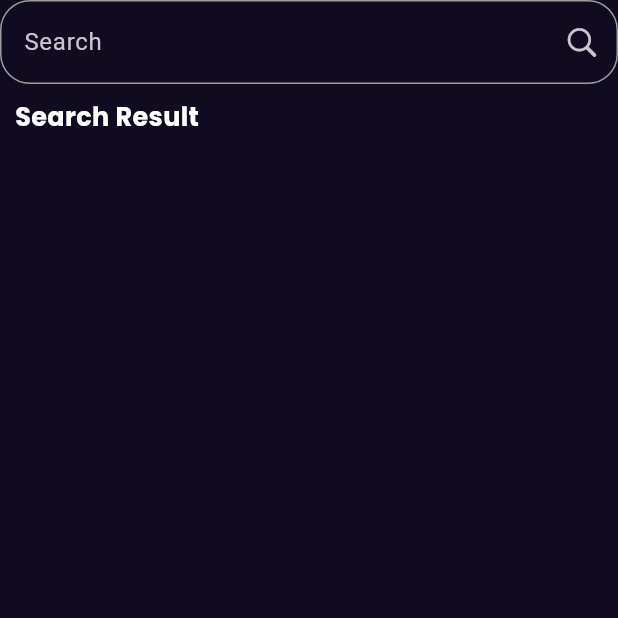
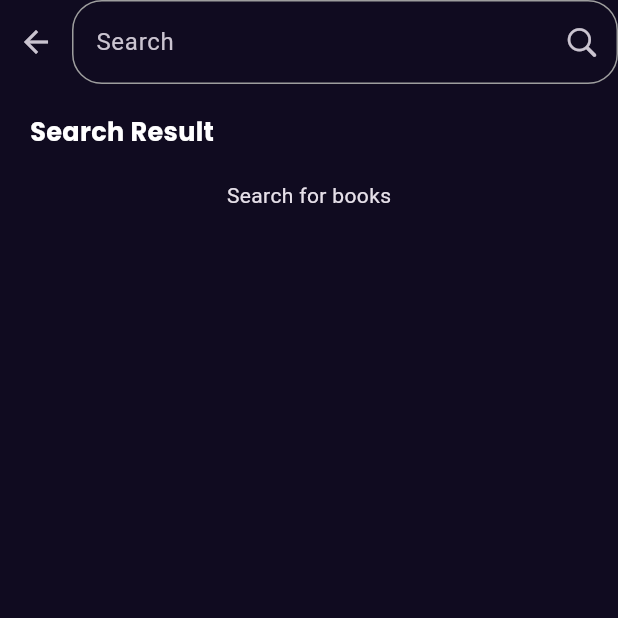
Before and after one commit to Selim513/bookly_app, a Flutter app: the screen it shows after launch, after a tap on an icon or button, on a phone screen of 412 x 824 dp, the top half of it. Run offline on Flutter 3.47's test engine with Material 3 defaults, Android fonts, the phone set to English and light mode, and no system bars; our stand-ins replace bloc, cached_network_image, dio, either_dart, flutter_bloc, gap and 2 more; network calls fail.

Commit message:
create Search repo&cubit&and fetch searchView data Book store done

```diff
--- a/lib/core/utils/services_locator.dart
+++ b/lib/core/utils/services_locator.dart
@@ -1,5 +1,6 @@
 import 'package:bookly_app/core/utils/api_services.dart';
 import 'package:bookly_app/features/home/data/repo/home_repo_impl.dart';
+import 'package:bookly_app/features/search/data/repo/search_repo_impl.dart';
 import 'package:dio/dio.dart';
 import 'package:get_it/get_it.dart';
 
@@ -7,4 +8,5 @@ final getIt = GetIt.instance;
 void setup() {
   getIt.registerSingleton<ApiServices>(ApiServices(Dio()));
   getIt.registerSingleton<HomeRepoImpl>(HomeRepoImpl(getIt.get<ApiServices>()));
+  getIt.registerSingleton<SearchRepoImpl>(SearchRepoImpl(getIt.get<ApiServices>()));
 }
--- a/lib/features/home/presentation/views/book_details_view.dart
+++ b/lib/features/home/presentation/views/book_details_view.dart
@@ -2,8 +2,8 @@ import 'package:bookly_app/core/utils/services_locator.dart';
 import 'package:bookly_app/features/home/data/models/book_model/book_model.dart';
 import 'package:bookly_app/features/home/data/repo/home_repo_impl.dart';
 import 'package:bookly_app/features/home/presentation/manger/similarBookCubit/similar_book_cubit.dart';
-import 'package:bookly_app/features/home/presentation/views/widgets/widget/book_details_body.dart';
-import 'package:bookly_app/features/home/presentation/views/widgets/widget/custom_appbar_book_details.dart';
+import 'package:bookly_app/features/home/presentation/views/widgets/book_details_body.dart';
+import 'package:bookly_app/features/home/presentation/views/widgets/custom_appbar_book_details.dart';
 import 'package:flutter/material.dart';
 import 'package:flutter_bloc/flutter_bloc.dart';
 
--- a/lib/features/home/presentation/views/home_view.dart
+++ b/lib/features/home/presentation/views/home_view.dart
@@ -2,7 +2,6 @@ import 'package:bookly_app/core/utils/services_locator.dart';
 import 'package:bookly_app/features/home/data/repo/home_repo_impl.dart';
 import 'package:bookly_app/features/home/presentation/manger/featuredBookCubit/featuered_books_cubit.dart';
 import 'package:bookly_app/features/home/presentation/manger/newestBookCubit/newest_book_cubit.dart';
-import 'package:bookly_app/features/home/presentation/views/widgets/custom_appbar.dart';
 import 'package:flutter/material.dart';
 import 'package:flutter_bloc/flutter_bloc.dart';
 
@@ -14,11 +13,10 @@ class HomeView extends StatelessWidget {
   @override
   Widget build(BuildContext context) {
     return Scaffold(
-        appBar: const CustomAppBar(),
         body: MultiBlocProvider(providers: [
       BlocProvider(
-            create: (context) => FeatueredBooksCubit(getIt.get<HomeRepoImpl>())
-              ..getFeaturedBooks(),
+        create: (context) =>
+            FeatueredBooksCubit(getIt.get<HomeRepoImpl>())..getFeaturedBooks(),
       ),
       BlocProvider(
         create: (context) =>
--- a/lib/features/home/presentation/views/widgets/widget/book_details_body.dart
+++ b/lib/features/home/presentation/views/widgets/book_details_body.dart
@@ -5,8 +5,8 @@ import 'package:flutter/material.dart';
 import 'package:flutter_bloc/flutter_bloc.dart';
 import 'package:gap/gap.dart';
 
-import '../custom_rate_widget.dart';
-import '../similar_books_listview.dart';
+import 'custom_rate_widget.dart';
+import 'similar_books_listview.dart';
 import 'cusotm_image_preview.dart';
 import 'custom_preview_button.dart';
 
--- a/lib/features/home/presentation/views/widgets/custom_appbar.dart
+++ b/lib/features/home/presentation/views/widgets/custom_appbar.dart
@@ -1,28 +1,45 @@
 import 'package:bookly_app/core/function/route.dart';
+import 'package:bookly_app/core/utils/services_locator.dart';
+import 'package:bookly_app/features/search/data/repo/search_repo_impl.dart';
+import 'package:bookly_app/features/search/manger/search_Cubit/search_cubit.dart';
 import 'package:bookly_app/features/search/presentation/views/search_view.dart';
 import 'package:flutter/cupertino.dart';
 import 'package:flutter/material.dart';
+import 'package:flutter_bloc/flutter_bloc.dart';
 
-class CustomAppBar extends StatelessWidget implements PreferredSizeWidget {
+class CustomAppBar extends StatefulWidget {
   const CustomAppBar({super.key});
 
   @override
+  State<CustomAppBar> createState() => _CustomAppBarState();
+}
+
+class _CustomAppBarState extends State<CustomAppBar> {
+  @override
+  @override
   Widget build(BuildContext context) {
-    return AppBar(
-      title: Image.asset(
-        'assets/Logo.png',
-        width: 90,
+    return Padding(
+      padding: const EdgeInsets.only(top: 35),
+      child: SizedBox(
+        height: 50,
+        child: Row(
+          children: [
+            SizedBox(width: 70, child: Image.asset('assets/Logo.png')),
+            const Spacer(),
+            IconButton(
+                onPressed: () {
+                  gotoPush(
+                      context,
+                      BlocProvider(
+                        create: (context) =>
+                            SearchCubit(getIt.get<SearchRepoImpl>()),
+                        child: const SearchView(),
+                      ));
+                },
+                icon: const Icon(CupertinoIcons.search))
+          ],
+        ),
       ),
-      actions: [
-        IconButton(
-            onPressed: () {
-              gotoPush(context, const SearchView());
-            },
-            icon: const Icon(CupertinoIcons.search))
-      ],
     );
   }
-
-  @override
-  Size get preferredSize => const Size.fromHeight(kToolbarHeight);
 }
--- a/lib/features/home/presentation/views/widgets/widget/custom_preview_button.dart
+++ b/lib/features/home/presentation/views/widgets/custom_preview_button.dart
@@ -1,7 +1,7 @@
 import 'package:flutter/material.dart';
 import 'package:url_launcher/url_launcher.dart';
 
-import '../../../../../../core/utils/fonts.dart';
+import '../../../../../core/utils/fonts.dart';
 
 class CustomPreviewButton extends StatelessWidget {
   const CustomPreviewButton({
--- a/lib/features/home/presentation/views/widgets/home_view_body.dart
+++ b/lib/features/home/presentation/views/widgets/home_view_body.dart
@@ -1,3 +1,4 @@
+import 'package:bookly_app/features/home/presentation/views/widgets/custom_appbar.dart';
 import 'package:bookly_app/features/home/presentation/views/widgets/custom_horizintal_listview.dart';
 import 'package:bookly_app/features/home/presentation/views/widgets/newet_books_widget.dart';
 import 'package:flutter/material.dart';
@@ -17,6 +18,7 @@ class HomeViewBody extends StatelessWidget {
             padding: EdgeInsets.only(left: 20),
             child: Column(
               children: [
+                CustomAppBar(),
                 Gap(10),
                 CustomHorizintalListView(),
                 Gap(20),
--- a/lib/features/home/presentation/views/widgets/newest_books_details_card.dart
+++ b/lib/features/home/presentation/views/widgets/newest_books_details_card.dart
@@ -41,7 +41,7 @@ class BookDetailsListViewItem extends StatelessWidget {
                       ),
                       const Gap(5),
                       Text(
-                        booksDetails.authors![0],
+                        booksDetails.authors?[0] ?? '',
                         maxLines: 1,
                         style: getGreyTextStyle(),
                       ),
--- a/lib/features/home/presentation/views/widgets/newet_books_widget.dart
+++ b/lib/features/home/presentation/views/widgets/newet_books_widget.dart
@@ -20,6 +20,7 @@ class NewestBooksListView extends StatelessWidget {
       builder: (context, state) {
         if (state is NewestBookSuccessState) {
           return ListView.builder(
+            padding: EdgeInsets.zero,
             physics: const NeverScrollableScrollPhysics(),
             itemCount: state.books.length,
             itemBuilder: (context, index) {
--- /dev/null
+++ b/lib/features/search/data/repo/search_repo_impl.dart
@@ -0,0 +1,29 @@
+import 'package:bookly_app/core/errors/server_error.dart';
+import 'package:bookly_app/core/utils/api_services.dart';
+import 'package:bookly_app/features/home/data/models/book_model/book_model.dart';
+import 'package:bookly_app/features/search/data/repo/search_repo.dart';
+import 'package:dio/dio.dart';
+import 'package:either_dart/either.dart';
+
+class SearchRepoImpl implements SearchRepo {
+  final ApiServices apiServices;
+
+  SearchRepoImpl(this.apiServices);
+
+  @override
+  Future<Either<Failure, List<BookModel>>> fetchSearchBookData(
+      {required String bookName}) async {
+    try {
+      var result = await apiServices.get(
+          endpoint: 'volumes?q=intitle:$bookName&filter=free-ebooks');
+      List<BookModel> bookList = [];
+      for (var item in result['items']) {
+        bookList.add(BookModel.fromJson(item));
+      }
+      return Right(bookList);
+    } on DioException catch (e) {
+      return Left(ServerError.fromDioException(e));
+      //
+    }
+  }
+}
--- /dev/null
+++ b/lib/features/search/manger/search_Cubit/search_cubit.dart
@@ -0,0 +1,15 @@
+import 'package:bookly_app/features/search/data/repo/search_repo_impl.dart';
+import 'package:bookly_app/features/search/manger/search_Cubit/search_state.dart';
+import 'package:flutter_bloc/flutter_bloc.dart';
+
+class SearchCubit extends Cubit<SearchState> {
+  SearchCubit(this.searchRepo) : super(SearchInitialState());
+  final SearchRepoImpl searchRepo;
+  Future<void> fetchSearchData(String bookName) async {
+    var books = await searchRepo.fetchSearchBookData(bookName: bookName);
+    books.fold(
+      (fauiler) => emit(SearchFailureState(fauiler.errorMessage)),
+      (books) => emit(SearchSuccessState(books)),
+    );
+  }
+}
--- /dev/null
+++ b/lib/features/search/manger/search_Cubit/search_state.dart
@@ -0,0 +1,19 @@
+import 'package:bookly_app/features/home/data/models/book_model/book_model.dart';
+
+class SearchState {}
+
+class SearchInitialState extends SearchState {}
+
+class SearchSuccessState extends SearchState {
+  final List<BookModel> books;
+
+  SearchSuccessState(this.books);
+}
+
+class SearchFailureState extends SearchState {
+  final String errorMessage;
+
+  SearchFailureState(this.errorMessage);
+}
+
+class SearchLoadingState extends SearchState {}
--- a/lib/features/search/presentation/views/search_view.dart
+++ b/lib/features/search/presentation/views/search_view.dart
@@ -1,6 +1,10 @@
 import 'package:bookly_app/core/utils/fonts.dart';
+import 'package:bookly_app/features/search/manger/search_Cubit/search_cubit.dart';
+import 'package:bookly_app/features/search/manger/search_Cubit/search_state.dart';
 import 'package:flutter/material.dart';
+import 'package:flutter_bloc/flutter_bloc.dart';
 
+import '../../../home/presentation/views/widgets/newest_books_details_card.dart';
 import 'widgets/custom_search_textfield.dart';
 
 class SearchView extends StatelessWidget {
@@ -12,21 +16,55 @@ class SearchView extends StatelessWidget {
       child: Column(
         crossAxisAlignment: CrossAxisAlignment.start,
         children: [
-          const CustomSearchTextField(),
+          Row(
+            children: [
+              IconButton(
+                  onPressed: () {
+                    Navigator.pop(context);
+                  },
+                  icon: const Icon(Icons.arrow_back)),
+              Expanded(child: CustomSearchTextField(
+                onChanged: (value) async {
+                  await BlocProvider.of<SearchCubit>(context)
+                      .fetchSearchData(value);
+                },
+              )),
+            ],
+          ),
           Padding(
-            padding: const EdgeInsets.all(10),
+            padding: const EdgeInsets.all(20),
             child: Text(
               'Search Result',
               style: getPriceTextStyle(fontsize: 17),
             ),
           ),
-          // Expanded(
-          //     child: ListView.builder(
-          //   itemCount: 5,
-          //   itemBuilder: (context, index) {
-          //     return  BookDetailsListViewItem();
-          //   },
-          // ))
+          BlocBuilder<SearchCubit, SearchState>(
+            builder: (context, state) {
+              if (state is SearchSuccessState) {
+                return Expanded(
+                    child: ListView.builder(
+                  itemCount: state.books.length,
+                  itemBuilder: (context, index) {
+                    return BookDetailsListViewItem(
+                      books: state.books[index],
+                    );
+                  },
+                ));
+              } else if (state is SearchFailureState) {
+                return Center(
+                  child: Text(state.errorMessage),
+                );
+              } else if (state is SearchLoadingState) {
+                return const Center(
+                  child: CircularProgressIndicator(),
+                );
+              } else {
+                return const Center(
+                  child: Text('Search for books'),
+                );
+              }
+            },
+          )
         ],
       ),
     ));
--- a/lib/features/search/presentation/views/widgets/custom_search_textfield.dart
+++ b/lib/features/search/presentation/views/widgets/custom_search_textfield.dart
@@ -4,11 +4,13 @@ import 'package:flutter/material.dart';
 class CustomSearchTextField extends StatelessWidget {
   const CustomSearchTextField({
     super.key,
+    this.onChanged,
   });
-
+  final void Function(String value)? onChanged;
   @override
   Widget build(BuildContext context) {
     return TextField(
+      onChanged: onChanged,
       decoration: InputDecoration(
           focusedBorder: outLineBorders(),
           enabledBorder: outLineBorders(),
```
Also changed, not shown: lib/features/search/data/repo/search_repo.dart (added, +8 -0 lines), lib/features/home/presentation/views/widgets/cusotm_image_preview.dart (renamed from lib/features/home/presentation/views/widgets/widget/cusotm_image_preview.dart), lib/features/home/presentation/views/widgets/custom_appbar_book_details.dart (renamed from lib/features/home/presentation/views/widgets/widget/custom_appbar_book_details.dart). Lines whose indentation alone changed are shown as unchanged.
